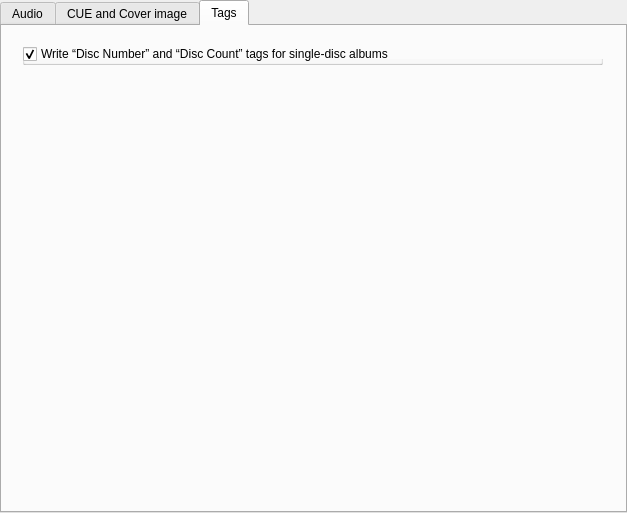
Above: gui/preferences/profilespage/profiletabwidget.ui from flacon/flacon before the change. Below: the same form after it.
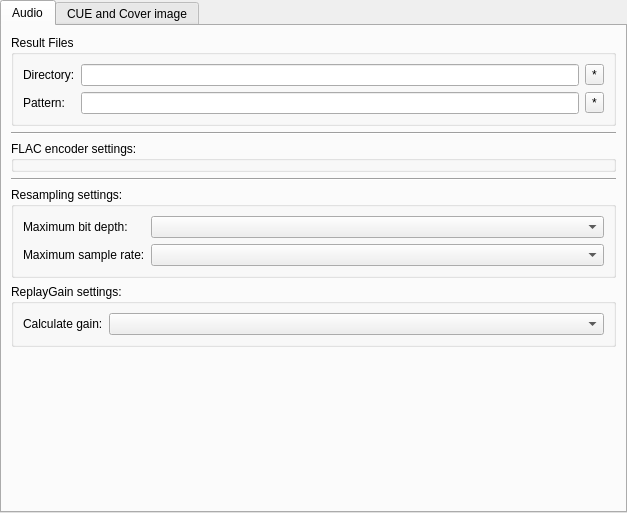
That is the form after the change. The open tabs and pages were chosen to show the change. Custom widgets are drawn as their Qt base class.

Commit message: Fix "output tags" preferences page

```diff
--- a/gui/preferences/profilespage/profiletabwidget.ui
+++ b/gui/preferences/profilespage/profiletabwidget.ui
@@ -296,33 +296,6 @@
     </item>
    </layout>
   </widget>
-  <widget class="QWidget" name="tagsTab">
-   <attribute name="title">
-    <string comment="Preferences tab page title" extracomment="Preferences tab page title">Tags</string>
-   </attribute>
-   <widget class="CoverGroupBox" name="writeSingleDiskNumCheckBox">
-    <property name="geometry">
-     <rect>
-      <x>20</x>
-      <y>20</y>
-      <width>581</width>
-      <height>19</height>
-     </rect>
-    </property>
-    <property name="title">
-     <string>Write “Disc Number” and “Disc Count” tags for single-disc albums</string>
-    </property>
-    <property name="flat">
-     <bool>true</bool>
-    </property>
-    <property name="checkable">
-     <bool>true</bool>
-    </property>
-    <property name="checked">
-     <bool>true</bool>
-    </property>
-   </widget>
-  </widget>
  </widget>
  <customwidgets>
   <customwidget>
```
Left out of the diff: 2 changed lines with no effect on the pictures. The commit also changes 6 other files.
